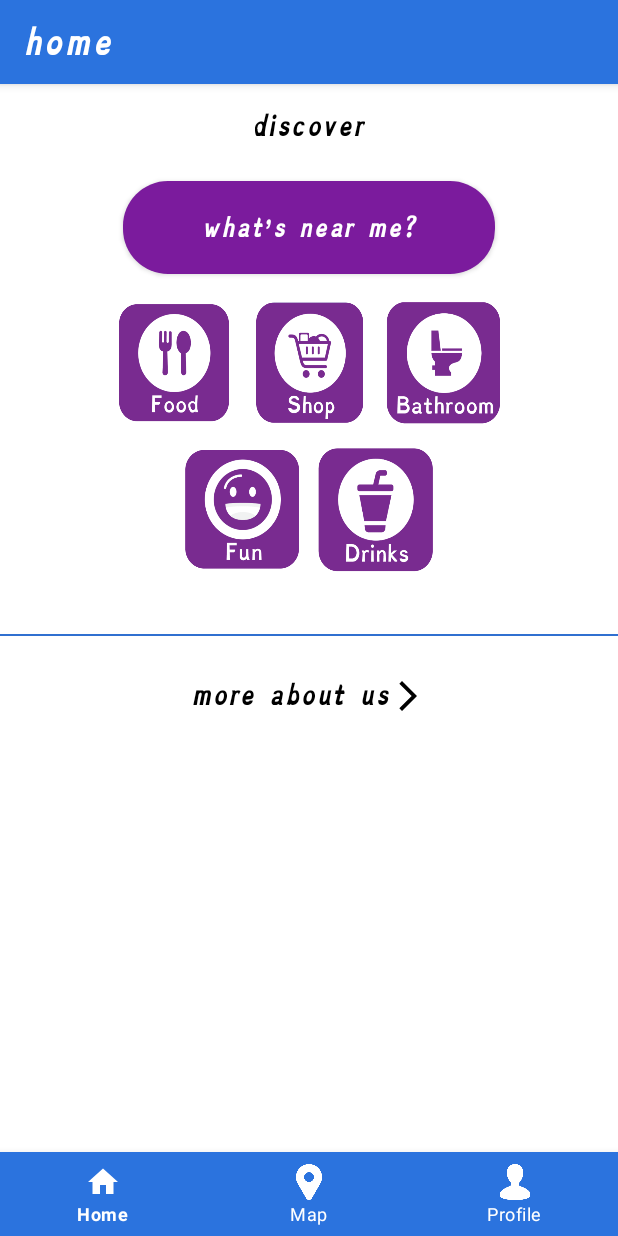
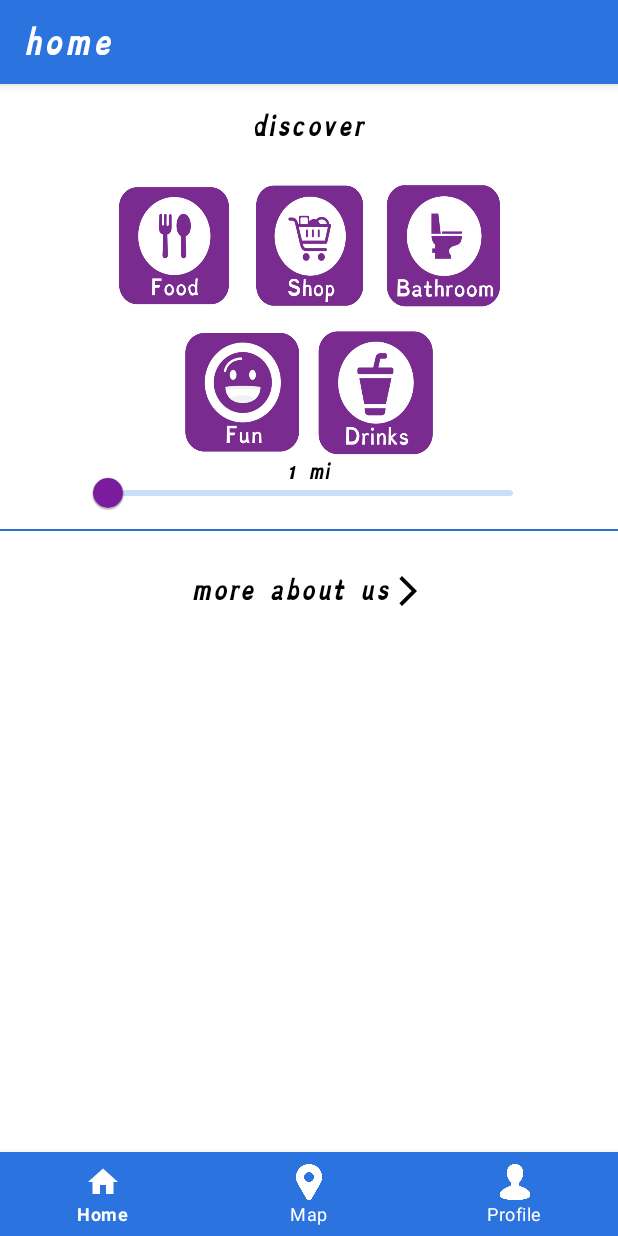
Before and after one commit to connor-kilgore/welcomed, an Android app: the screen it shows after launch once a user with an empty profile is signed in (MainActivity), on a phone screen of 412 x 824 dp. Run offline under Robolectric (Android 15) with nearby library versions, the phone set to English and light mode, and no system bars; our stand-ins replace Firebase (no records; nobody signed in at launch, a user with empty details on screens opened directly); 2 statements that could not run were skipped.

Commit message:
Distance slider added

```diff
--- a/app/src/main/java/org/welcomedhere/welcomed/MainActivity.java
+++ b/app/src/main/java/org/welcomedhere/welcomed/MainActivity.java
@@ -16,8 +16,13 @@ import android.widget.TextView;
 
 import com.google.android.material.appbar.MaterialToolbar;
 import com.google.android.material.bottomnavigation.BottomNavigationView;
+import com.google.android.material.slider.Slider;
+
+import org.w3c.dom.Text;
 
 public class MainActivity extends AppCompatActivity implements BottomNavigationView.OnNavigationItemSelectedListener{
+
+    private int distance = 1;
 
     @SuppressLint("MissingInflatedId")
     @Override
@@ -49,6 +54,19 @@ public class MainActivity extends AppCompatActivity implements BottomNavigationV
             }
         });
 
+        // find the slider and distance text by id
+        Slider distanceSlider = findViewById(R.id.distance_slider);
+        TextView distanceText = findViewById(R.id.miles_text);
+
+        // change running distance from
+        distanceSlider.addOnChangeListener(new Slider.OnChangeListener() {
+            @Override
+            public void onValueChange(@NonNull Slider slider, float value, boolean fromUser) {
+                //Use the value
+                distance = (int) value;
+                distanceText.setText(distance + " mi");
+            }
+        });
     }
 
 
@@ -77,9 +95,4 @@ public class MainActivity extends AppCompatActivity implements BottomNavigationV
         int ID= v.getId();
         //todo add onclick handling for buttons
     }
-
-
-
-
-
 }
--- a/app/src/main/res/layout/activity_main.xml
+++ b/app/src/main/res/layout/activity_main.xml
@@ -37,22 +37,6 @@
                 android:layout_centerHorizontal="true"/>
 
             <androidx.appcompat.widget.AppCompatButton
-                android:id="@+id/near_me_button"
-                android:layout_width="248dp"
-                android:layout_height="62dp"
-                android:layout_gravity="start"
-                android:layout_marginTop="16dp"
-                android:background="@drawable/purple_button"
-                android:fontFamily="@font/dyslexie"
-                android:text="@string/near_me"
-                android:textAllCaps="false"
-                android:textColor="#FFFFFF"
-                android:textSize="14.5sp"
-                android:textStyle="bold"
-                android:layout_below="@id/discover_text"
-                android:layout_centerHorizontal="true" />
-
-            <androidx.appcompat.widget.AppCompatButton
                 android:id="@+id/food_button"
                 android:layout_width="81dp"
                 android:layout_height="86dp"
@@ -63,7 +47,7 @@
                 android:textColor="@color/white"
                 android:textSize="13.1sp"
                 android:contentDescription="Food"
-                android:layout_below="@id/near_me_button"
+                android:layout_below="@id/discover_text"
                 android:layout_toLeftOf="@+id/stores_button"/>
 
             <androidx.appcompat.widget.AppCompatButton
@@ -75,7 +59,7 @@
                 android:textColor="@color/white"
                 android:textSize="12sp"
                 android:contentDescription="Shops"
-                android:layout_below="@id/near_me_button"
+                android:layout_below="@id/discover_text"
                 android:layout_centerHorizontal="true"/>
 
             <androidx.appcompat.widget.AppCompatButton
@@ -87,7 +71,7 @@
                 android:background="@drawable/icon_bathroom"
                 android:textColor="@color/white"
                 android:contentDescription="Gyms"
-                android:layout_below="@id/near_me_button"
+                android:layout_below="@id/discover_text"
                 android:layout_toRightOf="@+id/stores_button"/>
 
             <androidx.appcompat.widget.AppCompatButton
@@ -115,13 +99,39 @@
                 android:layout_below="@id/stores_button"
                 android:layout_alignLeft="@+id/stores_button"/>
 
+            <TextView
+                android:id="@+id/miles_text"
+                android:layout_width="50dp"
+                android:layout_height="20dp"
+                android:text="1 mi"
+                android:textColor="#000000"
+                android:textSize="12sp"
+                android:textStyle="bold"
+                android:textAlignment="center"
+                android:fontFamily="@font/dyslexie"
+                android:layout_centerHorizontal="true"
+                android:layout_below="@id/drinks_button"
+                />
+
+
+            <com.google.android.material.slider.Slider
+                android:id="@+id/distance_slider"
+                android:layout_below="@id/drinks_button"
+                android:layout_centerHorizontal="true"
+                android:layout_width="300dp"
+                android:layout_height="5dp"
+                app:thumbColor="@color/purple"
+                android:valueFrom="1"
+                android:valueTo="50"
+                android:stepSize="1"
+                app:tickVisible="false" />
+
             <View
                 android:id="@+id/separator"
                 android:layout_width="match_parent"
                 android:layout_height="1dp"
-                android:layout_marginTop="40dp"
                 android:background="#3070D0"
-                android:layout_below="@id/drinks_button" />
+                android:layout_below="@id/distance_slider" />
 
             <androidx.appcompat.widget.AppCompatButton
                 android:id="@+id/about_us_section"
```
